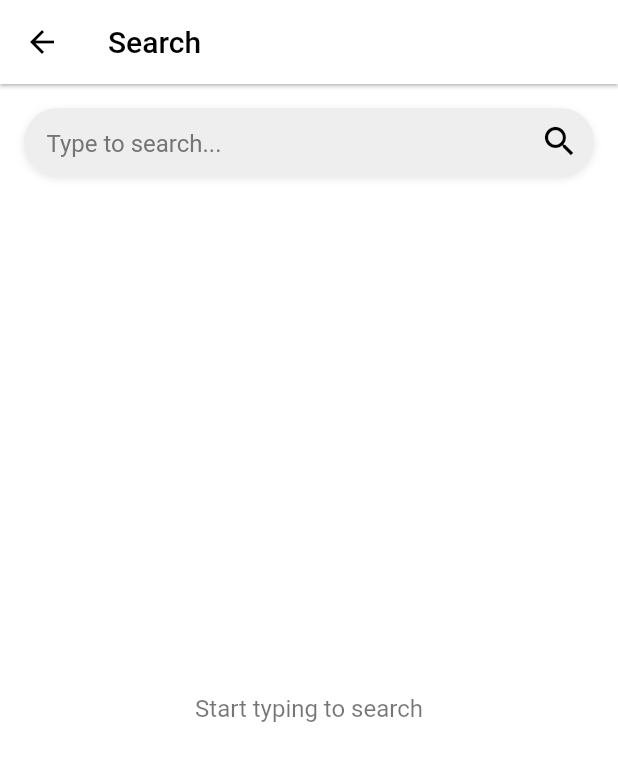
After one commit to sw-hx/GoJo_UserApp, a Flutter app: the SearchPage screen opened directly, on a phone screen of 412 x 824 dp. The commit adds this screen. Shown: the top 761 px of the screen. Run offline on Flutter 3.47's test engine with Material 3 defaults, Android fonts, the phone set to English and light mode, and no system bars; our stand-ins replace bloc, cloud_firestore, dartz, dio, firebase_auth, firebase_core and 9 more; missing offline and left inert: flutter_facebook_auth; accounts and stored records are empty.

Commit message:
search for place finished

```diff
--- /dev/null
+++ b/lib/data/models/search_place_model.dart
@@ -0,0 +1,19 @@
+class SearchPlaceModel {
+  final int id;
+  final String placeName;
+  final String mainPhotoLink;
+
+  SearchPlaceModel({
+    required this.id,
+    required this.placeName,
+    required this.mainPhotoLink,
+  });
+
+  factory SearchPlaceModel.fromJson(Map<String, dynamic> json) {
+    return SearchPlaceModel(
+      id: json['id'],
+      placeName: json['placeName'],
+      mainPhotoLink: json['mainPhotoLink'],
+    );
+  }
+}
--- /dev/null
+++ b/lib/domain/repos/search_repo.dart
@@ -0,0 +1,6 @@
+import '../../data/models/search_place_model.dart';
+
+abstract class SearchRepo {
+
+  Future<List<SearchPlaceModel>> searchPlaces(String query);
+}
--- /dev/null
+++ b/lib/presentation/cubits/search_cubit/search_cubit.dart
@@ -0,0 +1,28 @@
+import 'package:bloc/bloc.dart';
+import 'package:meta/meta.dart';
+
+import '../../../data/models/search_place_model.dart';
+import '../../../domain/repos/search_repo.dart';
+
+part 'search_state.dart';
+
+class SearchCubit extends Cubit<SearchState> {
+  final SearchRepo repo;
+
+  SearchCubit({required this.repo}) : super(SearchInitial());
+
+  Future<void> search(String query) async {
+    if (query.isEmpty) {
+      emit(SearchInitial());
+      return;
+    }
+
+    emit(SearchLoading());
+    try {
+      final results = await repo.searchPlaces(query);
+      emit(SearchSuccess(places: results));
+    } catch (e) {
+      emit(SearchFailure(message: e.toString()));
+    }
+  }
+}
--- /dev/null
+++ b/lib/presentation/cubits/search_cubit/search_state.dart
@@ -0,0 +1,18 @@
+part of 'search_cubit.dart';
+
+@immutable
+sealed class SearchState {}
+
+final class SearchInitial extends SearchState {}
+
+final class SearchLoading extends SearchState {}
+
+final class SearchSuccess extends SearchState {
+  final List<SearchPlaceModel> places;
+  SearchSuccess({required this.places});
+}
+
+final class SearchFailure extends SearchState {
+  final String message;
+  SearchFailure({required this.message});
+}
--- /dev/null
+++ b/lib/presentation/pages/search_page.dart
@@ -0,0 +1,151 @@
+import 'dart:ui';
+import 'package:flutter/material.dart';
+import 'package:flutter_bloc/flutter_bloc.dart';
+import 'package:go_jo_user_application/core/helpers/helpers.dart';
+import 'package:go_jo_user_application/presentation/pages/place_info_screen.dart';
+import '../../domain/repos/place_repo.dart';
+import '../../services/git_it_service.dart';
+import '../cubits/place_cubit/get_place_info_cubit/get_place_info_cubit.dart';
+import '../cubits/search_cubit/search_cubit.dart';
+
+class SearchPage extends StatefulWidget {
+  const SearchPage({super.key});
+
+  @override
+  State<SearchPage> createState() => _SearchPageState();
+}
+
+class _SearchPageState extends State<SearchPage> {
+  final controller = TextEditingController();
+
+  @override
+  Widget build(BuildContext context) {
+    return Scaffold(
+      backgroundColor: Colors.white,
+      appBar: AppBar(
+        backgroundColor: Colors.white,
+        elevation: 1,
+        iconTheme: const IconThemeData(color: Colors.black),
+        title: const Text(
+          "Search",
+          style: TextStyle(color: Colors.black),
+        ),
+      ),
+      body: Padding(
+        padding: const EdgeInsets.all(16),
+        child: Column(
+          children: [
+            Container(
+              height: 45,
+              decoration: BoxDecoration(
+                color: Colors.grey.shade200,
+                borderRadius: BorderRadius.circular(40),
+                boxShadow: [
+                  BoxShadow(
+                    color: Colors.black.withOpacity(0.1),
+                    blurRadius: 4,
+                    offset: const Offset(0, 2),
+                  ),
+                ],
+              ),
+              padding: const EdgeInsets.only(left: 15, right: 10),
+              child: Row(
+                children: [
+                  Expanded(
+                    child: TextField(
+                      controller: controller,
+                      onChanged: (value) {
+                        context.read<SearchCubit>().search(value);
+                      },
+                      style: const TextStyle(color: Colors.black),
+                      decoration: InputDecoration(
+                        hintText: 'Type to search...',
+                        hintStyle: TextStyle(color: Colors.grey.shade600),
+                        border: InputBorder.none,
+                      ),
+                    ),
+                  ),
+                  const Icon(Icons.search, color: Colors.black, size: 26),
+                ],
+              ),
+            ),
+            const SizedBox(height: 20),
+            Expanded(
+              child: BlocBuilder<SearchCubit, SearchState>(
+                builder: (context, state) {
+                  if (state is SearchInitial) {
+                    return const Center(
+                      child: Text(
+                        "Start typing to search",
+                        style: TextStyle(color: Colors.black54, fontSize: 16),
+                      ),
+                    );
+                  }
+
+                  if (state is SearchLoading) {
+                    return const Center(
+                      child: CircularProgressIndicator(color: Colors.black),
+                    );
+                  }
+
+                  if (state is SearchFailure) {
+                    return Center(
+                      child: Text(
+                        state.message,
+                        style: const TextStyle(color: Colors.red, fontSize: 16),
+                      ),
+                    );
+                  }
+
+                  if (state is SearchSuccess) {
+                    final results = state.places;
+
+                    if (results.isEmpty) {
+                      return const Center(
+                        child: Text(
+                          "No results",
+                          style: TextStyle(color: Colors.black54, fontSize: 16),
+                        ),
+                      );
+                    }
+
+                    return ListView.builder(
+                      itemCount: results.length,
+                      itemBuilder: (context, index) {
+                        final item = results[index];
+                        return ListTile(
+                        leading: CircleAvatar(
+                          backgroundImage: NetworkImage(item.mainPhotoLink),
+                        ),
+                        title: Text(
+                          formatPlace(item.placeName),
+                          style: const TextStyle(color: Colors.black),
+                        ),
+                        onTap: () {
+                          Navigator.push(
+                            context,
+                            MaterialPageRoute(
+                              builder: (_) => BlocProvider(
+                                create: (_) => GetPlaceInfoCubit(placeRepo: getIt.get<PlaceRepo>())..getPlaceInfo(item.placeName)
+                                  ..getPlaceInfo(item.placeName),
+                                child: PlaceInfoScreen(),
+                              ),
+                            ),
+                          );
+                        },
+                        );
+
+                      },
+                    );
+                  }
+
+                  return const SizedBox.shrink();
+                },
+              ),
+            ),
+          ],
+        ),
+      ),
+    );
+  }
+}
```
Also changed, not shown: lib/data/repos/search_repo_impl.dart (added, +22 -0 lines), lib/presentation/pages/home_page.dart (+36 -11 lines), lib/services/git_it_service.dart (+7 -0 lines).
